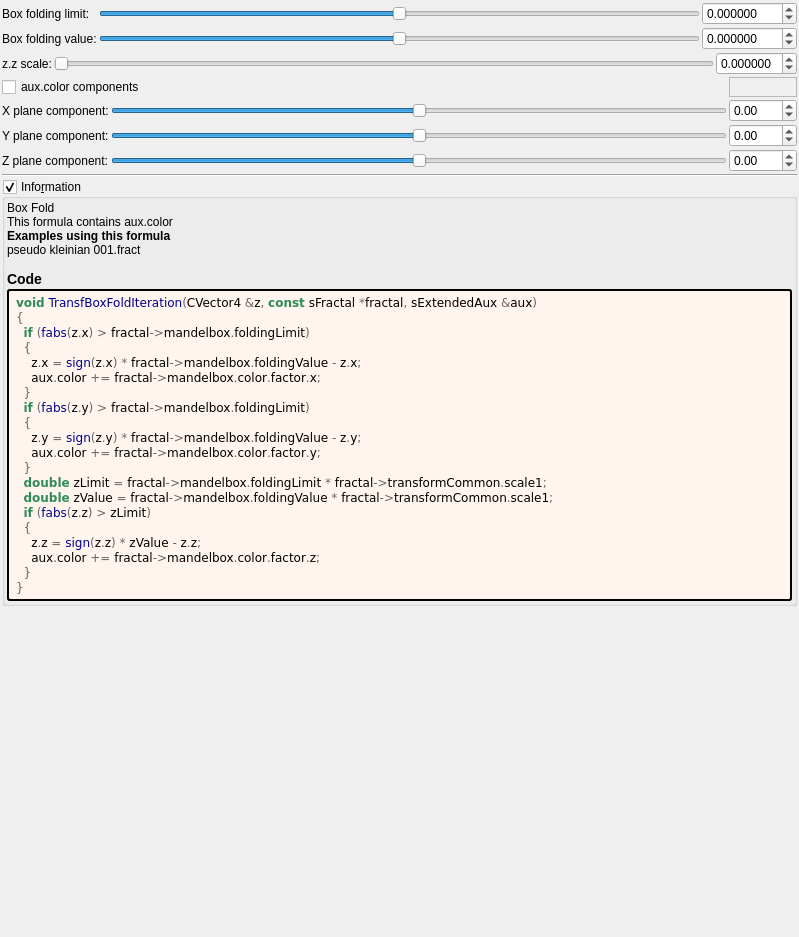
buddhi1980/mandelbulber2, file mandelbulber2/formula/ui/fractal_transf_box_fold.ui: the form before one commit.
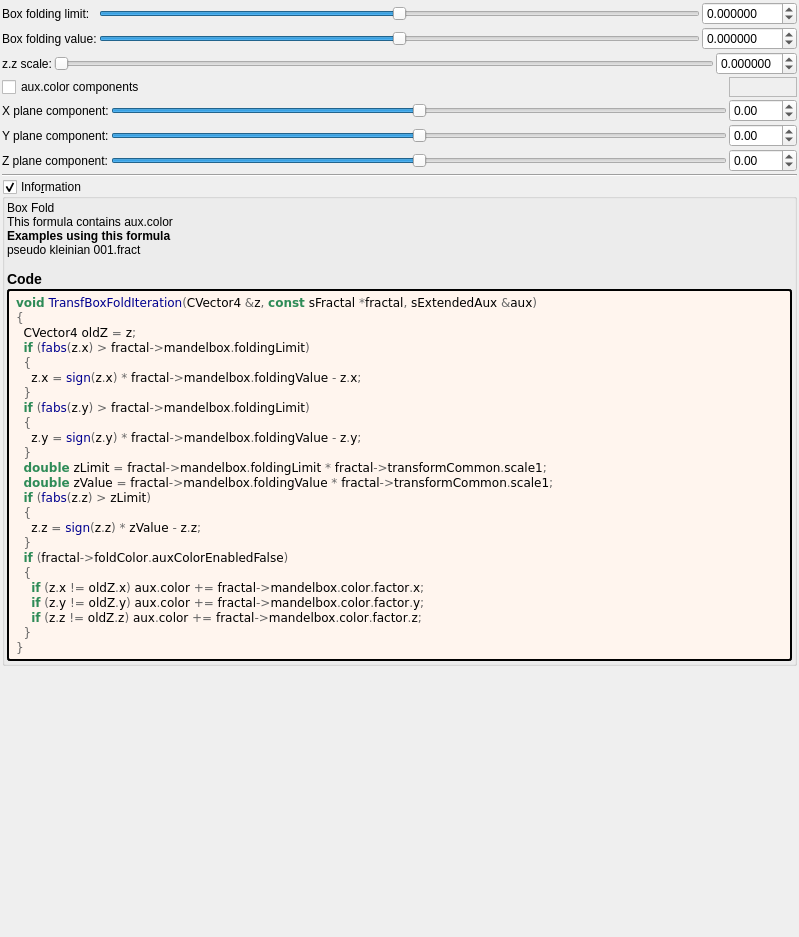
The form after the commit. Custom widgets are drawn as their Qt base class.

```diff
--- a/mandelbulber2/formula/ui/fractal_transf_box_fold.ui
+++ b/mandelbulber2/formula/ui/fractal_transf_box_fold.ui
@@ -467,22 +467,26 @@
          <string notr="true">&lt;body style=&quot;background-color:#fff5ee&quot;&gt;
 &lt;pre style=&quot;color:#000000; background-color:#fff5ee;  font-family:'Courier New',monospace;&quot;&gt;&lt;span style=&quot;color:#2e8b57; font-weight:bold&quot;&gt;void&lt;/span&gt; &lt;span style=&quot;color:#00008f&quot;&gt;TransfBoxFoldIteration&lt;/span&gt;&lt;span style=&quot;color:#676767&quot;&gt;(&lt;/span&gt;CVector4 &lt;span style=&quot;color:#676767&quot;&gt;&amp;amp;&lt;/span&gt;z&lt;span style=&quot;color:#676767&quot;&gt;,&lt;/span&gt; &lt;span style=&quot;color:#2e8b57; font-weight:bold&quot;&gt;const&lt;/span&gt; sFractal &lt;span style=&quot;color:#676767&quot;&gt;*&lt;/span&gt;fractal&lt;span style=&quot;color:#676767&quot;&gt;,&lt;/span&gt; sExtendedAux &lt;span style=&quot;color:#676767&quot;&gt;&amp;amp;&lt;/span&gt;aux&lt;span style=&quot;color:#676767&quot;&gt;)&lt;/span&gt;
 &lt;span style=&quot;color:#676767&quot;&gt;{&lt;/span&gt;
+  CVector4 oldZ &lt;span style=&quot;color:#676767&quot;&gt;=&lt;/span&gt; z&lt;span style=&quot;color:#676767&quot;&gt;;&lt;/span&gt;
   &lt;span style=&quot;color:#2e8b57; font-weight:bold&quot;&gt;if&lt;/span&gt; &lt;span style=&quot;color:#676767&quot;&gt;(&lt;/span&gt;&lt;span style=&quot;color:#00008f&quot;&gt;fabs&lt;/span&gt;&lt;span style=&quot;color:#676767&quot;&gt;(&lt;/span&gt;z&lt;span style=&quot;color:#676767&quot;&gt;.&lt;/span&gt;x&lt;span style=&quot;color:#676767&quot;&gt;) &amp;gt;&lt;/span&gt; fractal&lt;span style=&quot;color:#676767&quot;&gt;-&amp;gt;&lt;/span&gt;mandelbox&lt;span style=&quot;color:#676767&quot;&gt;.&lt;/span&gt;foldingLimit&lt;span style=&quot;color:#676767&quot;&gt;)&lt;/span&gt;
   &lt;span style=&quot;color:#676767&quot;&gt;{&lt;/span&gt;
     z&lt;span style=&quot;color:#676767&quot;&gt;.&lt;/span&gt;x &lt;span style=&quot;color:#676767&quot;&gt;=&lt;/span&gt; &lt;span style=&quot;color:#00008f&quot;&gt;sign&lt;/span&gt;&lt;span style=&quot;color:#676767&quot;&gt;(&lt;/span&gt;z&lt;span style=&quot;color:#676767&quot;&gt;.&lt;/span&gt;x&lt;span style=&quot;color:#676767&quot;&gt;) *&lt;/span&gt; fractal&lt;span style=&quot;color:#676767&quot;&gt;-&amp;gt;&lt;/span&gt;mandelbox&lt;span style=&quot;color:#676767&quot;&gt;.&lt;/span&gt;foldingValue &lt;span style=&quot;color:#676767&quot;&gt;-&lt;/span&gt; z&lt;span style=&quot;color:#676767&quot;&gt;.&lt;/span&gt;x&lt;span style=&quot;color:#676767&quot;&gt;;&lt;/span&gt;
-    aux&lt;span style=&quot;color:#676767&quot;&gt;.&lt;/span&gt;color &lt;span style=&quot;color:#676767&quot;&gt;+=&lt;/span&gt; fractal&lt;span style=&quot;color:#676767&quot;&gt;-&amp;gt;&lt;/span&gt;mandelbox&lt;span style=&quot;color:#676767&quot;&gt;.&lt;/span&gt;color&lt;span style=&quot;color:#676767&quot;&gt;.&lt;/span&gt;factor&lt;span style=&quot;color:#676767&quot;&gt;.&lt;/span&gt;x&lt;span style=&quot;color:#676767&quot;&gt;;&lt;/span&gt;
   &lt;span style=&quot;color:#676767&quot;&gt;}&lt;/span&gt;
   &lt;span style=&quot;color:#2e8b57; font-weight:bold&quot;&gt;if&lt;/span&gt; &lt;span style=&quot;color:#676767&quot;&gt;(&lt;/span&gt;&lt;span style=&quot;color:#00008f&quot;&gt;fabs&lt;/span&gt;&lt;span style=&quot;color:#676767&quot;&gt;(&lt;/span&gt;z&lt;span style=&quot;color:#676767&quot;&gt;.&lt;/span&gt;y&lt;span style=&quot;color:#676767&quot;&gt;) &amp;gt;&lt;/span&gt; fractal&lt;span style=&quot;color:#676767&quot;&gt;-&amp;gt;&lt;/span&gt;mandelbox&lt;span style=&quot;color:#676767&quot;&gt;.&lt;/span&gt;foldingLimit&lt;span style=&quot;color:#676767&quot;&gt;)&lt;/span&gt;
   &lt;span style=&quot;color:#676767&quot;&gt;{&lt;/span&gt;
     z&lt;span style=&quot;color:#676767&quot;&gt;.&lt;/span&gt;y &lt;span style=&quot;color:#676767&quot;&gt;=&lt;/span&gt; &lt;span style=&quot;color:#00008f&quot;&gt;sign&lt;/span&gt;&lt;span style=&quot;color:#676767&quot;&gt;(&lt;/span&gt;z&lt;span style=&quot;color:#676767&quot;&gt;.&lt;/span&gt;y&lt;span style=&quot;color:#676767&quot;&gt;) *&lt;/span&gt; fractal&lt;span style=&quot;color:#676767&quot;&gt;-&amp;gt;&lt;/span&gt;mandelbox&lt;span style=&quot;color:#676767&quot;&gt;.&lt;/span&gt;foldingValue &lt;span style=&quot;color:#676767&quot;&gt;-&lt;/span&gt; z&lt;span style=&quot;color:#676767&quot;&gt;.&lt;/span&gt;y&lt;span style=&quot;color:#676767&quot;&gt;;&lt;/span&gt;
-    aux&lt;span style=&quot;color:#676767&quot;&gt;.&lt;/span&gt;color &lt;span style=&quot;color:#676767&quot;&gt;+=&lt;/span&gt; fractal&lt;span style=&quot;color:#676767&quot;&gt;-&amp;gt;&lt;/span&gt;mandelbox&lt;span style=&quot;color:#676767&quot;&gt;.&lt;/span&gt;color&lt;span style=&quot;color:#676767&quot;&gt;.&lt;/span&gt;factor&lt;span style=&quot;color:#676767&quot;&gt;.&lt;/span&gt;y&lt;span style=&quot;color:#676767&quot;&gt;;&lt;/span&gt;
   &lt;span style=&quot;color:#676767&quot;&gt;}&lt;/span&gt;
   &lt;span style=&quot;color:#2e8b57; font-weight:bold&quot;&gt;double&lt;/span&gt; zLimit &lt;span style=&quot;color:#676767&quot;&gt;=&lt;/span&gt; fractal&lt;span style=&quot;color:#676767&quot;&gt;-&amp;gt;&lt;/span&gt;mandelbox&lt;span style=&quot;color:#676767&quot;&gt;.&lt;/span&gt;foldingLimit &lt;span style=&quot;color:#676767&quot;&gt;*&lt;/span&gt; fractal&lt;span style=&quot;color:#676767&quot;&gt;-&amp;gt;&lt;/span&gt;transformCommon&lt;span style=&quot;color:#676767&quot;&gt;.&lt;/span&gt;scale1&lt;span style=&quot;color:#676767&quot;&gt;;&lt;/span&gt;
   &lt;span style=&quot;color:#2e8b57; font-weight:bold&quot;&gt;double&lt;/span&gt; zValue &lt;span style=&quot;color:#676767&quot;&gt;=&lt;/span&gt; fractal&lt;span style=&quot;color:#676767&quot;&gt;-&amp;gt;&lt;/span&gt;mandelbox&lt;span style=&quot;color:#676767&quot;&gt;.&lt;/span&gt;foldingValue &lt;span style=&quot;color:#676767&quot;&gt;*&lt;/span&gt; fractal&lt;span style=&quot;color:#676767&quot;&gt;-&amp;gt;&lt;/span&gt;transformCommon&lt;span style=&quot;color:#676767&quot;&gt;.&lt;/span&gt;scale1&lt;span style=&quot;color:#676767&quot;&gt;;&lt;/span&gt;
   &lt;span style=&quot;color:#2e8b57; font-weight:bold&quot;&gt;if&lt;/span&gt; &lt;span style=&quot;color:#676767&quot;&gt;(&lt;/span&gt;&lt;span style=&quot;color:#00008f&quot;&gt;fabs&lt;/span&gt;&lt;span style=&quot;color:#676767&quot;&gt;(&lt;/span&gt;z&lt;span style=&quot;color:#676767&quot;&gt;.&lt;/span&gt;z&lt;span style=&quot;color:#676767&quot;&gt;) &amp;gt;&lt;/span&gt; zLimit&lt;span style=&quot;color:#676767&quot;&gt;)&lt;/span&gt;
   &lt;span style=&quot;color:#676767&quot;&gt;{&lt;/span&gt;
     z&lt;span style=&quot;color:#676767&quot;&gt;.&lt;/span&gt;z &lt;span style=&quot;color:#676767&quot;&gt;=&lt;/span&gt; &lt;span style=&quot;color:#00008f&quot;&gt;sign&lt;/span&gt;&lt;span style=&quot;color:#676767&quot;&gt;(&lt;/span&gt;z&lt;span style=&quot;color:#676767&quot;&gt;.&lt;/span&gt;z&lt;span style=&quot;color:#676767&quot;&gt;) *&lt;/span&gt; zValue &lt;span style=&quot;color:#676767&quot;&gt;-&lt;/span&gt; z&lt;span style=&quot;color:#676767&quot;&gt;.&lt;/span&gt;z&lt;span style=&quot;color:#676767&quot;&gt;;&lt;/span&gt;
-    aux&lt;span style=&quot;color:#676767&quot;&gt;.&lt;/span&gt;color &lt;span style=&quot;color:#676767&quot;&gt;+=&lt;/span&gt; fractal&lt;span style=&quot;color:#676767&quot;&gt;-&amp;gt;&lt;/span&gt;mandelbox&lt;span style=&quot;color:#676767&quot;&gt;.&lt;/span&gt;color&lt;span style=&quot;color:#676767&quot;&gt;.&lt;/span&gt;factor&lt;span style=&quot;color:#676767&quot;&gt;.&lt;/span&gt;z&lt;span style=&quot;color:#676767&quot;&gt;;&lt;/span&gt;
+  &lt;span style=&quot;color:#676767&quot;&gt;}&lt;/span&gt;
+  &lt;span style=&quot;color:#2e8b57; font-weight:bold&quot;&gt;if&lt;/span&gt; &lt;span style=&quot;color:#676767&quot;&gt;(&lt;/span&gt;fractal&lt;span style=&quot;color:#676767&quot;&gt;-&amp;gt;&lt;/span&gt;foldColor&lt;span style=&quot;color:#676767&quot;&gt;.&lt;/span&gt;auxColorEnabledFalse&lt;span style=&quot;color:#676767&quot;&gt;)&lt;/span&gt;
+  &lt;span style=&quot;color:#676767&quot;&gt;{&lt;/span&gt;
+    &lt;span style=&quot;color:#2e8b57; font-weight:bold&quot;&gt;if&lt;/span&gt; &lt;span style=&quot;color:#676767&quot;&gt;(&lt;/span&gt;z&lt;span style=&quot;color:#676767&quot;&gt;.&lt;/span&gt;x &lt;span style=&quot;color:#676767&quot;&gt;!=&lt;/span&gt; oldZ&lt;span style=&quot;color:#676767&quot;&gt;.&lt;/span&gt;x&lt;span style=&quot;color:#676767&quot;&gt;)&lt;/span&gt; aux&lt;span style=&quot;color:#676767&quot;&gt;.&lt;/span&gt;color &lt;span style=&quot;color:#676767&quot;&gt;+=&lt;/span&gt; fractal&lt;span style=&quot;color:#676767&quot;&gt;-&amp;gt;&lt;/span&gt;mandelbox&lt;span style=&quot;color:#676767&quot;&gt;.&lt;/span&gt;color&lt;span style=&quot;color:#676767&quot;&gt;.&lt;/span&gt;factor&lt;span style=&quot;color:#676767&quot;&gt;.&lt;/span&gt;x&lt;span style=&quot;color:#676767&quot;&gt;;&lt;/span&gt;
+    &lt;span style=&quot;color:#2e8b57; font-weight:bold&quot;&gt;if&lt;/span&gt; &lt;span style=&quot;color:#676767&quot;&gt;(&lt;/span&gt;z&lt;span style=&quot;color:#676767&quot;&gt;.&lt;/span&gt;y &lt;span style=&quot;color:#676767&quot;&gt;!=&lt;/span&gt; oldZ&lt;span style=&quot;color:#676767&quot;&gt;.&lt;/span&gt;y&lt;span style=&quot;color:#676767&quot;&gt;)&lt;/span&gt; aux&lt;span style=&quot;color:#676767&quot;&gt;.&lt;/span&gt;color &lt;span style=&quot;color:#676767&quot;&gt;+=&lt;/span&gt; fractal&lt;span style=&quot;color:#676767&quot;&gt;-&amp;gt;&lt;/span&gt;mandelbox&lt;span style=&quot;color:#676767&quot;&gt;.&lt;/span&gt;color&lt;span style=&quot;color:#676767&quot;&gt;.&lt;/span&gt;factor&lt;span style=&quot;color:#676767&quot;&gt;.&lt;/span&gt;y&lt;span style=&quot;color:#676767&quot;&gt;;&lt;/span&gt;
+    &lt;span style=&quot;color:#2e8b57; font-weight:bold&quot;&gt;if&lt;/span&gt; &lt;span style=&quot;color:#676767&quot;&gt;(&lt;/span&gt;z&lt;span style=&quot;color:#676767&quot;&gt;.&lt;/span&gt;z &lt;span style=&quot;color:#676767&quot;&gt;!=&lt;/span&gt; oldZ&lt;span style=&quot;color:#676767&quot;&gt;.&lt;/span&gt;z&lt;span style=&quot;color:#676767&quot;&gt;)&lt;/span&gt; aux&lt;span style=&quot;color:#676767&quot;&gt;.&lt;/span&gt;color &lt;span style=&quot;color:#676767&quot;&gt;+=&lt;/span&gt; fractal&lt;span style=&quot;color:#676767&quot;&gt;-&amp;gt;&lt;/span&gt;mandelbox&lt;span style=&quot;color:#676767&quot;&gt;.&lt;/span&gt;color&lt;span style=&quot;color:#676767&quot;&gt;.&lt;/span&gt;factor&lt;span style=&quot;color:#676767&quot;&gt;.&lt;/span&gt;z&lt;span style=&quot;color:#676767&quot;&gt;;&lt;/span&gt;
   &lt;span style=&quot;color:#676767&quot;&gt;}&lt;/span&gt;
 &lt;span style=&quot;color:#676767&quot;&gt;}&lt;/span&gt;
 &lt;/pre&gt;
```
Left out of the diff: 8 changed lines with no effect on the pictures. Lines whose indentation alone changed are shown as unchanged.
